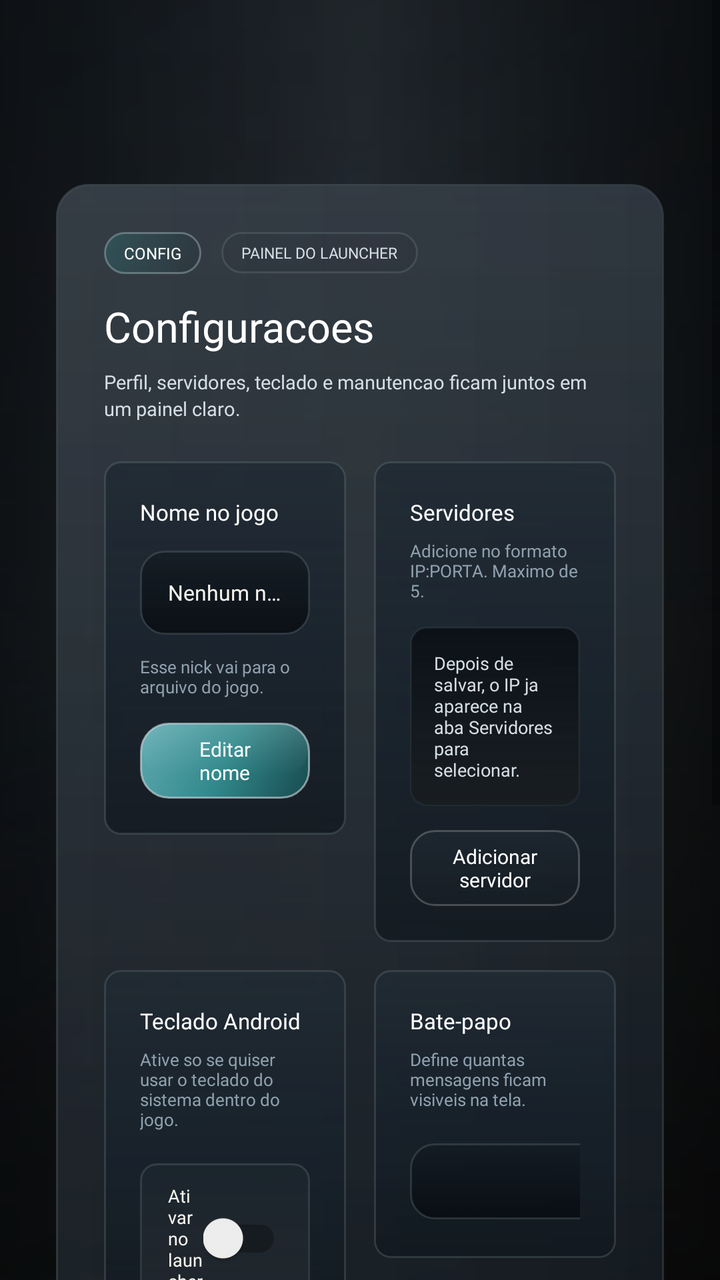
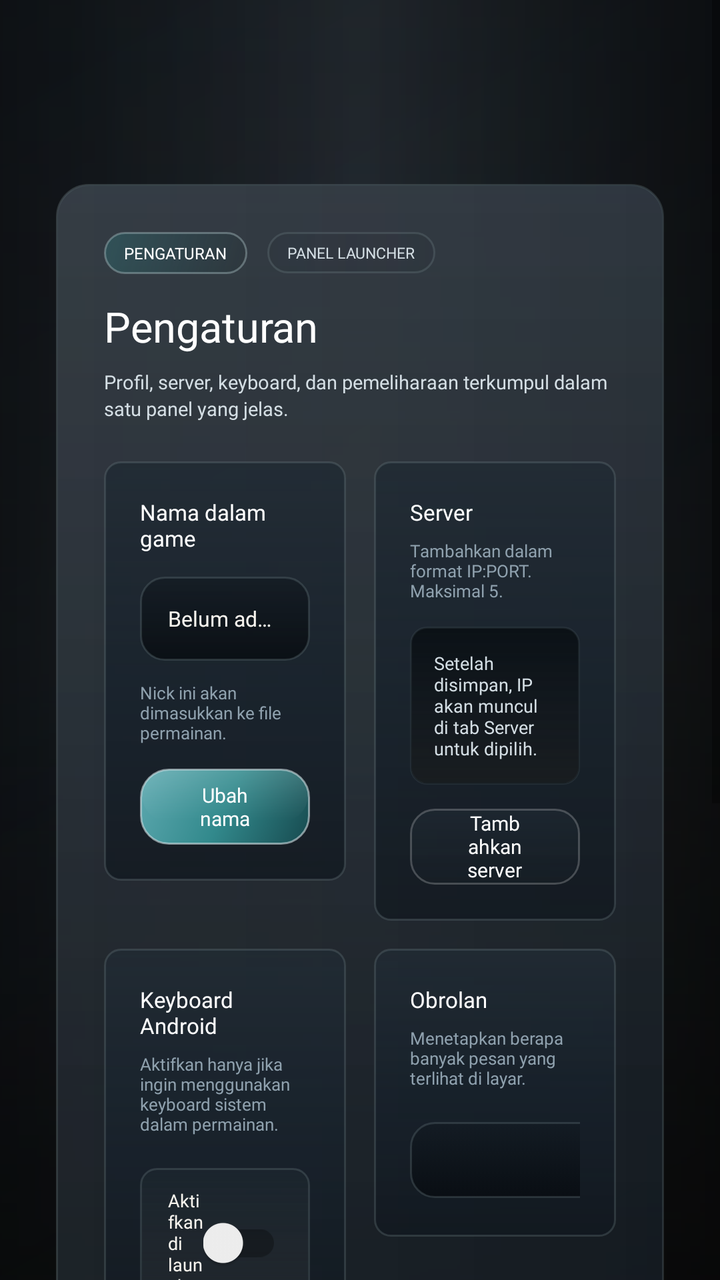

An Android layout rendered at two revisions. The XML below is the earlier revision; the diff shows what the commit changed to produce the second picture.
<!-- AndroidManifest.xml: application theme Theme.AppCompat.Light.NoActionBar.FullScreen -->
<!-- res/layout/fragment_settings.xml -->
<?xml version="1.0" encoding="utf-8"?>
<FrameLayout xmlns:android="http://schemas.android.com/apk/res/android"
    android:layout_width="match_parent"
    android:layout_height="match_parent">

    <View
        android:layout_width="match_parent"
        android:layout_height="match_parent"
        android:background="@drawable/home_overlay" />

    <ScrollView
        android:layout_width="match_parent"
        android:layout_height="match_parent"
        android:fillViewport="true">

        <LinearLayout
            android:layout_width="match_parent"
            android:layout_height="wrap_content"
            android:gravity="center_horizontal"
            android:orientation="vertical"
            android:paddingStart="28dp"
            android:paddingTop="92dp"
            android:paddingEnd="28dp"
            android:paddingBottom="20dp">

            <LinearLayout
                android:layout_width="match_parent"
                android:layout_height="wrap_content"
                android:background="@drawable/home_panel_surface"
                android:orientation="vertical"
                android:padding="24dp">

                <LinearLayout
                    android:layout_width="match_parent"
                    android:layout_height="wrap_content"
                    android:gravity="center_vertical"
                    android:orientation="horizontal">

                    <TextView
                        android:layout_width="wrap_content"
                        android:layout_height="wrap_content"
                        android:background="@drawable/home_news_badge"
                        android:fontFamily="@font/montserrat_bold"
                        android:paddingStart="10dp"
                        android:paddingTop="5dp"
                        android:paddingEnd="10dp"
                        android:paddingBottom="5dp"
                        android:text="Config"
                        android:textAllCaps="true"
                        android:textColor="@android:color/white"
                        android:textSize="8sp" />

                    <TextView
                        android:layout_width="wrap_content"
                        android:layout_height="wrap_content"
                        android:layout_marginStart="10dp"
                        android:background="@drawable/launcher_badge_outline"
                        android:fontFamily="@font/montserrat_bold"
                        android:paddingStart="10dp"
                        android:paddingTop="5dp"
                        android:paddingEnd="10dp"
                        android:paddingBottom="5dp"
                        android:text="PAINEL DO LAUNCHER"
                        android:textAllCaps="true"
                        android:textColor="@color/launcher_text_secondary"
                        android:textSize="7.5sp" />
                </LinearLayout>

                <TextView
                    android:layout_width="wrap_content"
                    android:layout_height="wrap_content"
                    android:layout_marginTop="12dp"
                    android:fontFamily="@font/montserrat_black"
                    android:text="Configuracoes"
                    android:textColor="@android:color/white"
                    android:textSize="21sp" />

                <TextView
                    android:layout_width="wrap_content"
                    android:layout_height="wrap_content"
                    android:layout_marginTop="7dp"
                    android:maxWidth="720dp"
                    android:fontFamily="@font/montserrat_medium"
                    android:lineSpacingExtra="2dp"
                    android:text="Perfil, servidores, teclado e manutencao ficam juntos em um painel claro."
                    android:textColor="@color/launcher_text_secondary"
                    android:textSize="9.5sp" />

                <LinearLayout
                    android:layout_width="match_parent"
                    android:layout_height="wrap_content"
                    android:layout_marginTop="20dp"
                    android:orientation="horizontal">

                    <LinearLayout
                        android:layout_width="0dp"
                        android:layout_height="wrap_content"
                        android:layout_weight="1"
                        android:background="@drawable/home_server_card_surface"
                        android:gravity="top"
                        android:minHeight="156dp"
                        android:orientation="vertical"
                        android:padding="18dp">

                        <TextView
                            android:layout_width="wrap_content"
                            android:layout_height="wrap_content"
                            android:fontFamily="@font/montserrat_bold"
                            android:text="Nome no jogo"
                            android:textColor="@android:color/white"
                            android:textSize="11sp" />

                        <TextView
                            android:id="@+id/player_name_value"
                            android:layout_width="match_parent"
                            android:layout_height="42dp"
                            android:layout_marginTop="12dp"
                            android:background="@drawable/launcher_field_surface_dark"
                            android:ellipsize="end"
                            android:fontFamily="@font/montserrat_bold"
                            android:gravity="center_vertical"
                            android:maxLines="1"
                            android:paddingStart="14dp"
                            android:paddingEnd="14dp"
                            android:text="Nenhum nome definido"
                            android:textColor="@color/launcher_text_primary"
                            android:textSize="10.5sp" />

                        <TextView
                            android:layout_width="wrap_content"
                            android:layout_height="wrap_content"
                            android:layout_marginTop="10dp"
                            android:fontFamily="@font/montserrat_medium"
                            android:text="Esse nick vai para o arquivo do jogo."
                            android:textColor="@color/launcher_text_muted"
                            android:textSize="8.5sp" />

                        <TextView
                            android:id="@+id/button_edit_profile"
                            android:layout_width="wrap_content"
                            android:layout_height="38dp"
                            android:layout_marginTop="12dp"
                            android:background="@drawable/home_server_select_button"
                            android:fontFamily="@font/montserrat_bold"
                            android:gravity="center"
                            android:minWidth="126dp"
                            android:paddingStart="18dp"
                            android:paddingEnd="18dp"
                            android:text="Editar nome"
                            android:textColor="@android:color/white"
                            android:textSize="10sp" />
                    </LinearLayout>

                    <LinearLayout
                        android:layout_width="0dp"
                        android:layout_height="wrap_content"
                        android:layout_marginStart="14dp"
                        android:layout_weight="1"
                        android:background="@drawable/home_server_card_surface"
                        android:gravity="top"
                        android:minHeight="156dp"
                        android:orientation="vertical"
                        android:padding="18dp">

                        <TextView
                            android:layout_width="wrap_content"
                            android:layout_height="wrap_content"
                            android:fontFamily="@font/montserrat_bold"
                            android:text="Servidores"
                            android:textColor="@android:color/white"
                            android:textSize="11sp" />

                        <TextView
                            android:layout_width="wrap_content"
                            android:layout_height="wrap_content"
                            android:layout_marginTop="6dp"
                            android:fontFamily="@font/montserrat_medium"
                            android:text="Adicione no formato IP:PORTA. Maximo de 5."
                            android:textColor="@color/launcher_text_muted"
                            android:textSize="8.5sp" />

                        <TextView
                            android:layout_width="match_parent"
                            android:layout_height="wrap_content"
                            android:layout_marginTop="12dp"
                            android:background="@drawable/launcher_console_surface"
                            android:fontFamily="@font/montserrat_medium"
                            android:padding="12dp"
                            android:text="Depois de salvar, o IP ja aparece na aba Servidores para selecionar."
                            android:textColor="@color/launcher_text_secondary"
                            android:textSize="9sp" />

                        <TextView
                            android:id="@+id/button_add_server_shortcut"
                            android:layout_width="wrap_content"
                            android:layout_height="38dp"
                            android:layout_marginTop="12dp"
                            android:background="@drawable/home_action_secondary"
                            android:fontFamily="@font/montserrat_bold"
                            android:gravity="center"
                            android:minWidth="146dp"
                            android:paddingStart="18dp"
                            android:paddingEnd="18dp"
                            android:text="Adicionar servidor"
                            android:textColor="@android:color/white"
                            android:textSize="10sp" />
                    </LinearLayout>
                </LinearLayout>

                <LinearLayout
                    android:layout_width="match_parent"
                    android:layout_height="wrap_content"
                    android:layout_marginTop="14dp"
                    android:orientation="horizontal">

                    <LinearLayout
                        android:layout_width="0dp"
                        android:layout_height="wrap_content"
                        android:layout_weight="1"
                        android:background="@drawable/home_server_card_surface"
                        android:minHeight="144dp"
                        android:orientation="vertical"
                        android:padding="18dp">

                        <TextView
                            android:layout_width="wrap_content"
                            android:layout_height="wrap_content"
                            android:fontFamily="@font/montserrat_bold"
                            android:text="Teclado Android"
                            android:textColor="@android:color/white"
                            android:textSize="11sp" />

                        <TextView
                            android:layout_width="wrap_content"
                            android:layout_height="wrap_content"
                            android:layout_marginTop="6dp"
                            android:fontFamily="@font/montserrat_medium"
                            android:text="Ative so se quiser usar o teclado do sistema dentro do jogo."
                            android:textColor="@color/launcher_text_muted"
                            android:textSize="8.5sp" />

                        <LinearLayout
                            android:layout_width="match_parent"
                            android:layout_height="wrap_content"
                            android:layout_marginTop="16dp"
                            android:background="@drawable/launcher_stat_tile"
                            android:gravity="center_vertical"
                            android:orientation="horizontal"
                            android:paddingStart="14dp"
                            android:paddingTop="10dp"
                            android:paddingEnd="14dp"
                            android:paddingBottom="10dp">

                            <TextView
                                android:layout_width="0dp"
                                android:layout_height="wrap_content"
                                android:layout_weight="1"
                                android:fontFamily="@font/montserrat_bold"
                                android:text="Ativar no launcher"
                                android:textColor="@color/launcher_text_primary"
                                android:textSize="9sp" />

                            <androidx.appcompat.widget.SwitchCompat
                                android:id="@+id/keyboard_switch"
                                android:layout_width="wrap_content"
                                android:layout_height="wrap_content"
                                android:textOff=""
                                android:textOn="" />
                        </LinearLayout>
                    </LinearLayout>

                    <LinearLayout
                        android:layout_width="0dp"
                        android:layout_height="wrap_content"
                        android:layout_marginStart="14dp"
                        android:layout_weight="1"
                        android:background="@drawable/home_server_card_surface"
                        android:minHeight="144dp"
                        android:orientation="vertical"
                        android:padding="18dp">

                        <TextView
                            android:layout_width="wrap_content"
                            android:layout_height="wrap_content"
                            android:fontFamily="@font/montserrat_bold"
                            android:text="Bate-papo"
                            android:textColor="@android:color/white"
                            android:textSize="11sp" />

                        <TextView
                            android:layout_width="wrap_content"
                            android:layout_height="wrap_content"
                            android:layout_marginTop="6dp"
                            android:fontFamily="@font/montserrat_medium"
                            android:text="Define quantas mensagens ficam visiveis na tela."
                            android:textColor="@color/launcher_text_muted"
                            android:textSize="8.5sp" />

                        <Spinner
                            android:id="@+id/chat_count_select"
                            android:layout_width="136dp"
                            android:layout_height="38dp"
                            android:layout_marginTop="16dp"
                            android:background="@drawable/style_spinner" />
                    </LinearLayout>
                </LinearLayout>

                <LinearLayout
                    android:layout_width="match_parent"
                    android:layout_height="wrap_content"
                    android:layout_marginTop="14dp"
                    android:background="@drawable/home_server_card_surface"
                    android:minHeight="112dp"
                    android:orientation="vertical"
                    android:padding="18dp">

                    <TextView
                        android:layout_width="wrap_content"
                        android:layout_height="wrap_content"
                        android:fontFamily="@font/montserrat_bold"
                        android:text="VoIP"
                        android:textColor="@android:color/white"
                        android:textSize="11sp" />

                    <TextView
                        android:layout_width="wrap_content"
                        android:layout_height="wrap_content"
                        android:layout_marginTop="6dp"
                        android:fontFamily="@font/montserrat_medium"
                        android:text="Liga ou desliga o microfone/voice chat salvo no settings.ini."
                        android:textColor="@color/launcher_text_muted"
                        android:textSize="8.5sp" />

                    <LinearLayout
                        android:layout_width="match_parent"
                        android:layout_height="wrap_content"
                        android:layout_marginTop="14dp"
                        android:background="@drawable/launcher_stat_tile"
                        android:gravity="center_vertical"
                        android:orientation="horizontal"
                        android:paddingStart="14dp"
                        android:paddingTop="10dp"
                        android:paddingEnd="14dp"
                        android:paddingBottom="10dp">

                        <TextView
                            android:layout_width="0dp"
                            android:layout_height="wrap_content"
                            android:layout_weight="1"
                            android:fontFamily="@font/montserrat_bold"
                            android:text="Voice chat ativo"
                            android:textColor="@color/launcher_text_primary"
                            android:textSize="9sp" />

                        <androidx.appcompat.widget.SwitchCompat
                            android:id="@+id/voip_switch"
                            android:layout_width="wrap_content"
                            android:layout_height="wrap_content"
                            android:textOff=""
                            android:textOn="" />
                    </LinearLayout>
                </LinearLayout>

                <LinearLayout
                    android:layout_width="match_parent"
                    android:layout_height="wrap_content"
                    android:layout_marginTop="14dp"
                    android:background="@drawable/home_server_card_surface"
                    android:orientation="vertical"
                    android:padding="18dp">

                    <TextView
                        android:layout_width="wrap_content"
                        android:layout_height="wrap_content"
                        android:fontFamily="@font/montserrat_bold"
                        android:text="Manutencao"
                        android:textColor="@android:color/white"
                        android:textSize="11sp" />

                    <TextView
                        android:layout_width="wrap_content"
                        android:layout_height="wrap_content"
                        android:layout_marginTop="6dp"
                        android:maxWidth="620dp"
                        android:fontFamily="@font/montserrat_medium"
                        android:text="Reinicia o fluxo do launcher e baixa tudo de novo se precisar reabrir a base limpa."
                        android:textColor="@color/launcher_text_muted"
                        android:textSize="8.5sp" />

                    <TextView
                        android:id="@+id/button_reinstall"
                        android:layout_width="wrap_content"
                        android:layout_height="38dp"
                        android:layout_marginTop="14dp"
                        android:background="@drawable/home_action_secondary"
                        android:fontFamily="@font/montserrat_bold"
                        android:gravity="center"
                        android:minWidth="148dp"
                        android:paddingStart="18dp"
                        android:paddingEnd="18dp"
                        android:text="Reinstalar o jogo"
                        android:textColor="@android:color/white"
                        android:textSize="10sp" />
                </LinearLayout>
            </LinearLayout>
        </LinearLayout>
    </ScrollView>

</FrameLayout>
<!-- resources referenced by this layout -->
<resources>
  <color name="launcher_text_muted">#8FA1AE</color>
  <color name="launcher_text_primary">#F7F4EE</color>
  <color name="launcher_text_secondary">#D4DEE4</color>
  <!-- drawable home_action_secondary (drawable) -->
  <?xml version="1.0" encoding="utf-8"?>
  <shape xmlns:android="http://schemas.android.com/apk/res/android"
      android:shape="rectangle">
      <gradient
          android:angle="270"
          android:startColor="#2E344450"
          android:endColor="#151A222A" />
      <corners android:radius="12dp" />
      <stroke
          android:width="1dp"
          android:color="#36FFFFFF" />
  </shape>
  <!-- drawable home_news_badge (drawable) -->
  <?xml version="1.0" encoding="utf-8"?>
  <shape xmlns:android="http://schemas.android.com/apk/res/android"
      android:shape="rectangle">
      <gradient
          android:angle="315"
          android:startColor="#6C2D6F73"
          android:endColor="#33192325" />
      <corners android:radius="10dp" />
      <stroke
          android:width="1dp"
          android:color="#5DBBD4D5" />
  </shape>
  <!-- drawable home_server_card_surface (drawable) -->
  <?xml version="1.0" encoding="utf-8"?>
  <shape xmlns:android="http://schemas.android.com/apk/res/android"
      android:shape="rectangle">
      <gradient
          android:angle="270"
          android:startColor="@color/launcher_card_top"
          android:centerColor="#C816202A"
          android:endColor="@color/launcher_card_bottom" />
      <corners android:radius="8dp" />
      <stroke
          android:width="1dp"
          android:color="@color/launcher_border_soft" />
  </shape>
  <!-- drawable launcher_badge_outline (drawable) -->
  <?xml version="1.0" encoding="utf-8"?>
  <shape xmlns:android="http://schemas.android.com/apk/res/android"
      android:shape="rectangle">
      <gradient
          android:angle="0"
          android:startColor="#221D2931"
          android:endColor="#120D1218" />
      <corners android:radius="10dp" />
      <stroke
          android:width="1dp"
          android:color="@color/launcher_border_soft" />
  </shape>
  <!-- drawable launcher_field_surface_dark (drawable) -->
  <?xml version="1.0" encoding="utf-8"?>
  <shape xmlns:android="http://schemas.android.com/apk/res/android"
      android:shape="rectangle">
      <gradient
          android:angle="270"
          android:startColor="#C9121A22"
          android:endColor="#D2070B0F" />
      <corners android:radius="12dp" />
      <stroke
          android:width="1dp"
          android:color="@color/launcher_border_soft" />
  </shape>
  <style name="Theme.AppCompat.Light.NoActionBar.FullScreen" parent="@style/Theme.AppCompat.Light.NoActionBar">
          <item name="android:windowNoTitle">true</item>
          <item name="android:windowActionBar">false</item>
          <item name="android:windowFullscreen">true</item>
          <item name="android:windowContentOverlay">@null</item>
          <item name="android:windowLayoutInDisplayCutoutMode">shortEdges</item>
      </style>
  <color name="launcher_panel_top">#E71B242D</color>
  <color name="launcher_panel_bottom">#D00A0F14</color>
  <color name="launcher_border_soft">#42798A91</color>
  <color name="launcher_card_top">#DA202A33</color>
  <color name="launcher_card_bottom">#C010171E</color>
  <color name="launcher_accent_teal">#32898C</color>
  <color name="launcher_accent_teal_dark">#174A4F</color>
  <!-- unchanged entries left out for length: 7 -->
</resources>

<!-- the commit's change to res/layout/fragment_settings.xml (unified diff, before → after) -->
@@ -45,7 +45,7 @@
                         android:paddingTop="5dp"
                         android:paddingEnd="10dp"
                         android:paddingBottom="5dp"
-                        android:text="Config"
+                        android:text="Pengaturan"
                         android:textAllCaps="true"
                         android:textColor="@android:color/white"
                         android:textSize="8sp" />
@@ -60,7 +60,7 @@
                         android:paddingTop="5dp"
                         android:paddingEnd="10dp"
                         android:paddingBottom="5dp"
-                        android:text="PAINEL DO LAUNCHER"
+                        android:text="PANEL LAUNCHER"
                         android:textAllCaps="true"
                         android:textColor="@color/launcher_text_secondary"
                         android:textSize="7.5sp" />
@@ -71,7 +71,7 @@
                     android:layout_height="wrap_content"
                     android:layout_marginTop="12dp"
                     android:fontFamily="@font/montserrat_black"
-                    android:text="Configuracoes"
+                    android:text="Pengaturan"
                     android:textColor="@android:color/white"
                     android:textSize="21sp" />
 
@@ -82,7 +82,7 @@
                     android:maxWidth="720dp"
                     android:fontFamily="@font/montserrat_medium"
                     android:lineSpacingExtra="2dp"
-                    android:text="Perfil, servidores, teclado e manutencao ficam juntos em um painel claro."
+                    android:text="Profil, server, keyboard, dan pemeliharaan terkumpul dalam satu panel yang jelas."
                     android:textColor="@color/launcher_text_secondary"
                     android:textSize="9.5sp" />
 
@@ -106,7 +106,7 @@
                             android:layout_width="wrap_content"
                             android:layout_height="wrap_content"
                             android:fontFamily="@font/montserrat_bold"
-                            android:text="Nome no jogo"
+                            android:text="Nama dalam game"
                             android:textColor="@android:color/white"
                             android:textSize="11sp" />
 
@@ -122,7 +122,7 @@
                             android:maxLines="1"
                             android:paddingStart="14dp"
                             android:paddingEnd="14dp"
-                            android:text="Nenhum nome definido"
+                            android:text="Belum ada nama yang ditetapkan."
                             android:textColor="@color/launcher_text_primary"
                             android:textSize="10.5sp" />
 
@@ -131,7 +131,7 @@
                             android:layout_height="wrap_content"
                             android:layout_marginTop="10dp"
                             android:fontFamily="@font/montserrat_medium"
-                            android:text="Esse nick vai para o arquivo do jogo."
+                            android:text="Nick ini akan dimasukkan ke file permainan."
                             android:textColor="@color/launcher_text_muted"
                             android:textSize="8.5sp" />
 
@@ -146,7 +146,7 @@
                             android:minWidth="126dp"
                             android:paddingStart="18dp"
                             android:paddingEnd="18dp"
-                            android:text="Editar nome"
+                            android:text="Ubah nama"
                             android:textColor="@android:color/white"
                             android:textSize="10sp" />
                     </LinearLayout>
@@ -166,7 +166,7 @@
                             android:layout_width="wrap_content"
                             android:layout_height="wrap_content"
                             android:fontFamily="@font/montserrat_bold"
-                            android:text="Servidores"
+                            android:text="Server"
                             android:textColor="@android:color/white"
                             android:textSize="11sp" />
 
@@ -175,7 +175,7 @@
                             android:layout_height="wrap_content"
                             android:layout_marginTop="6dp"
                             android:fontFamily="@font/montserrat_medium"
-                            android:text="Adicione no formato IP:PORTA. Maximo de 5."
+                            android:text="Tambahkan dalam format IP:PORT. Maksimal 5."
                             android:textColor="@color/launcher_text_muted"
                             android:textSize="8.5sp" />
 
@@ -186,7 +186,7 @@
                             android:background="@drawable/launcher_console_surface"
                             android:fontFamily="@font/montserrat_medium"
                             android:padding="12dp"
-                            android:text="Depois de salvar, o IP ja aparece na aba Servidores para selecionar."
+                            android:text="Setelah disimpan, IP akan muncul di tab Server untuk dipilih."
                             android:textColor="@color/launcher_text_secondary"
                             android:textSize="9sp" />
 
@@ -201,7 +201,7 @@
                             android:minWidth="146dp"
                             android:paddingStart="18dp"
                             android:paddingEnd="18dp"
-                            android:text="Adicionar servidor"
+                            android:text="Tambahkan server"
                             android:textColor="@android:color/white"
                             android:textSize="10sp" />
                     </LinearLayout>
@@ -226,7 +226,7 @@
                             android:layout_width="wrap_content"
                             android:layout_height="wrap_content"
                             android:fontFamily="@font/montserrat_bold"
-                            android:text="Teclado Android"
+                            android:text="Keyboard Android"
                             android:textColor="@android:color/white"
                             android:textSize="11sp" />
 
@@ -235,7 +235,7 @@
                             android:layout_height="wrap_content"
                             android:layout_marginTop="6dp"
                             android:fontFamily="@font/montserrat_medium"
-                            android:text="Ative so se quiser usar o teclado do sistema dentro do jogo."
+                            android:text="Aktifkan hanya jika ingin menggunakan keyboard sistem dalam permainan."
                             android:textColor="@color/launcher_text_muted"
                             android:textSize="8.5sp" />
 
@@ -256,7 +256,7 @@
                                 android:layout_height="wrap_content"
                                 android:layout_weight="1"
                                 android:fontFamily="@font/montserrat_bold"
-                                android:text="Ativar no launcher"
+                                android:text="Aktifkan di launcher"
                                 android:textColor="@color/launcher_text_primary"
                                 android:textSize="9sp" />
 
@@ -283,7 +283,7 @@
                             android:layout_width="wrap_content"
                             android:layout_height="wrap_content"
                             android:fontFamily="@font/montserrat_bold"
-                            android:text="Bate-papo"
+                            android:text="Obrolan"
                             android:textColor="@android:color/white"
                             android:textSize="11sp" />
 
@@ -292,7 +292,7 @@
                             android:layout_height="wrap_content"
                             android:layout_marginTop="6dp"
                             android:fontFamily="@font/montserrat_medium"
-                            android:text="Define quantas mensagens ficam visiveis na tela."
+                            android:text="Menetapkan berapa banyak pesan yang terlihat di layar."
                             android:textColor="@color/launcher_text_muted"
                             android:textSize="8.5sp" />
 
@@ -327,7 +327,7 @@
                         android:layout_height="wrap_content"
                         android:layout_marginTop="6dp"
                         android:fontFamily="@font/montserrat_medium"
-                        android:text="Liga ou desliga o microfone/voice chat salvo no settings.ini."
+                        android:text="Mengaktifkan atau menonaktifkan mikrofon/voice chat yang tersimpan di settings.ini."
                         android:textColor="@color/launcher_text_muted"
                         android:textSize="8.5sp" />
 
@@ -348,7 +348,7 @@
                             android:layout_height="wrap_content"
                             android:layout_weight="1"
                             android:fontFamily="@font/montserrat_bold"
-                            android:text="Voice chat ativo"
+                            android:text="Voice chat aktif"
                             android:textColor="@color/launcher_text_primary"
                             android:textSize="9sp" />
 
@@ -373,7 +373,7 @@
                         android:layout_width="wrap_content"
                         android:layout_height="wrap_content"
                         android:fontFamily="@font/montserrat_bold"
-                        android:text="Manutencao"
+                        android:text="Pemeliharaan"
                         android:textColor="@android:color/white"
                         android:textSize="11sp" />
 
@@ -383,7 +383,7 @@
                         android:layout_marginTop="6dp"
                         android:maxWidth="620dp"
                         android:fontFamily="@font/montserrat_medium"
-                        android:text="Reinicia o fluxo do launcher e baixa tudo de novo se precisar reabrir a base limpa."
+                        android:text="Memulai ulang alur launcher dan mengunduh semuanya lagi jika perlu membuka instalasi bersih."
                         android:textColor="@color/launcher_text_muted"
                         android:textSize="8.5sp" />
 
@@ -398,7 +398,7 @@
                         android:minWidth="148dp"
                         android:paddingStart="18dp"
                         android:paddingEnd="18dp"
-                        android:text="Reinstalar o jogo"
+                        android:text="Pasang ulang permainan"
                         android:textColor="@android:color/white"
                         android:textSize="10sp" />
                 </LinearLayout>
